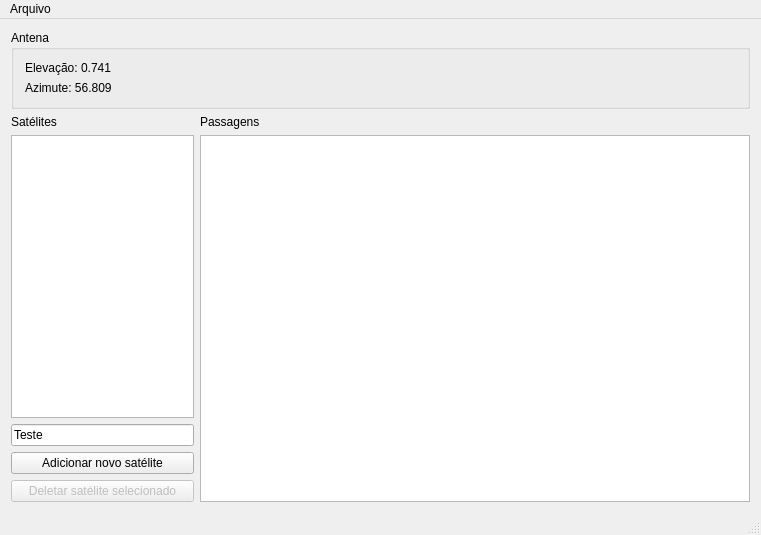
Before: the Qt Designer form mainwindow.ui in FelipeCortez/emmn, drawn with Qt 5.
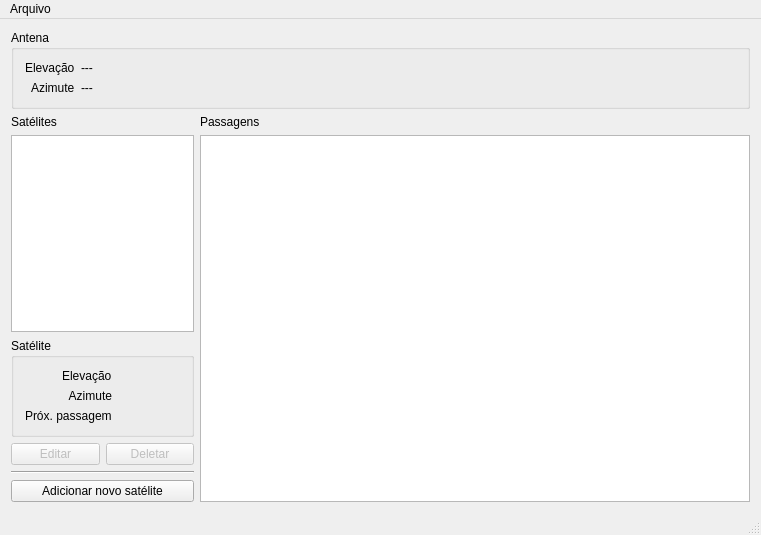
After: the same form once the commit is applied.

```diff
--- a/mainwindow.ui
+++ b/mainwindow.ui
@@ -18,7 +18,47 @@
   </property>
   <widget class="QWidget" name="centralWidget">
    <layout class="QGridLayout" name="gridLayout_2" columnstretch="1,3">
-    <item row="1" column="1">
+    <item row="1" column="0" colspan="2">
+     <widget class="QGroupBox" name="groupBox">
+      <property name="title">
+       <string>Antena</string>
+      </property>
+      <layout class="QFormLayout" name="formLayout_2">
+       <property name="labelAlignment">
+        <set>Qt::AlignRight|Qt::AlignTrailing|Qt::AlignVCenter</set>
+       </property>
+       <item row="0" column="0">
+        <widget class="QLabel" name="label_3">
+         <property name="text">
+          <string>Elevação</string>
+         </property>
+        </widget>
+       </item>
+       <item row="1" column="0">
+        <widget class="QLabel" name="label_4">
+         <property name="text">
+          <string>Azimute</string>
+         </property>
+        </widget>
+       </item>
+       <item row="0" column="1">
+        <widget class="QLabel" name="label_9">
+         <property name="text">
+          <string>---</string>
+         </property>
+        </widget>
+       </item>
+       <item row="1" column="1">
+        <widget class="QLabel" name="label_10">
+         <property name="text">
+          <string>---</string>
+         </property>
+        </widget>
+       </item>
+      </layout>
+     </widget>
+    </item>
+    <item row="2" column="1">
      <layout class="QVBoxLayout" name="verticalLayout_3">
       <item>
        <widget class="QLabel" name="label_2">
@@ -32,7 +72,7 @@
       </item>
      </layout>
     </item>
-    <item row="1" column="0">
+    <item row="2" column="0">
      <layout class="QVBoxLayout" name="verticalLayout_2">
       <item>
        <widget class="QLabel" name="label">
@@ -45,9 +85,93 @@
        <widget class="QListView" name="satellitesView"/>
       </item>
       <item>
-       <widget class="QLineEdit" name="persistenceInput">
-        <property name="text">
-         <string>Teste</string>
+       <widget class="QGroupBox" name="satelliteGroupBox">
+        <property name="title">
+         <string>Satélite</string>
+        </property>
+        <layout class="QFormLayout" name="formLayout">
+         <property name="labelAlignment">
+          <set>Qt::AlignRight|Qt::AlignTrailing|Qt::AlignVCenter</set>
+         </property>
+         <item row="0" column="0">
+          <widget class="QLabel" name="label_5">
+           <property name="layoutDirection">
+            <enum>Qt::LeftToRight</enum>
+           </property>
+           <property name="text">
+            <string>Elevação</string>
+           </property>
+          </widget>
+         </item>
+         <item row="1" column="0">
+          <widget class="QLabel" name="label_6">
+           <property name="text">
+            <string>Azimute</string>
+           </property>
+           <property name="alignment">
+            <set>Qt::AlignRight|Qt::AlignTrailing|Qt::AlignVCenter</set>
+           </property>
+          </widget>
+         </item>
+         <item row="1" column="1">
+          <widget class="QLabel" name="satAzimuth">
+           <property name="text">
+            <string/>
+           </property>
+          </widget>
+         </item>
+         <item row="0" column="1">
+          <widget class="QLabel" name="satElevation">
+           <property name="text">
+            <string/>
+           </property>
+          </widget>
+         </item>
+         <item row="2" column="0">
+          <widget class="QLabel" name="label_7">
+           <property name="text">
+            <string>Próx. passagem</string>
+           </property>
+          </widget>
+         </item>
+         <item row="2" column="1">
+          <widget class="QLabel" name="satNextPass">
+           <property name="text">
+            <string/>
+           </property>
+          </widget>
+         </item>
+        </layout>
+       </widget>
+      </item>
+      <item>
+       <layout class="QHBoxLayout" name="selectedSatOptions">
+        <item>
+         <widget class="QPushButton" name="editTrackerButton">
+          <property name="enabled">
+           <bool>false</bool>
+          </property>
+          <property name="text">
+           <string>Editar</string>
+          </property>
+         </widget>
+        </item>
+        <item>
+         <widget class="QPushButton" name="removeTrackerButton">
+          <property name="enabled">
+           <bool>false</bool>
+          </property>
+          <property name="text">
+           <string>Deletar</string>
+          </property>
+         </widget>
+        </item>
+       </layout>
+      </item>
+      <item>
+       <widget class="Line" name="line">
+        <property name="orientation">
+         <enum>Qt::Horizontal</enum>
         </property>
        </widget>
       </item>
@@ -58,41 +182,8 @@
         </property>
        </widget>
       </item>
-      <item>
-       <widget class="QPushButton" name="removeTrackerButton">
-        <property name="enabled">
-         <bool>false</bool>
-        </property>
-        <property name="text">
-         <string>Deletar satélite selecionado</string>
-        </property>
-       </widget>
-      </item>
      </layout>
     </item>
-    <item row="0" column="0" colspan="2">
-     <widget class="QGroupBox" name="groupBox">
-      <property name="title">
-       <string>Antena</string>
-      </property>
-      <layout class="QVBoxLayout" name="verticalLayout_5">
-       <item>
-        <widget class="QLabel" name="label_3">
-         <property name="text">
-          <string>Elevação: 0.741</string>
-         </property>
-        </widget>
-       </item>
-       <item>
-        <widget class="QLabel" name="label_4">
-         <property name="text">
-          <string>Azimute: 56.809</string>
-         </property>
-        </widget>
-       </item>
-      </layout>
-     </widget>
-    </item>
    </layout>
   </widget>
   <widget class="QMenuBar" name="menuBar">
```
